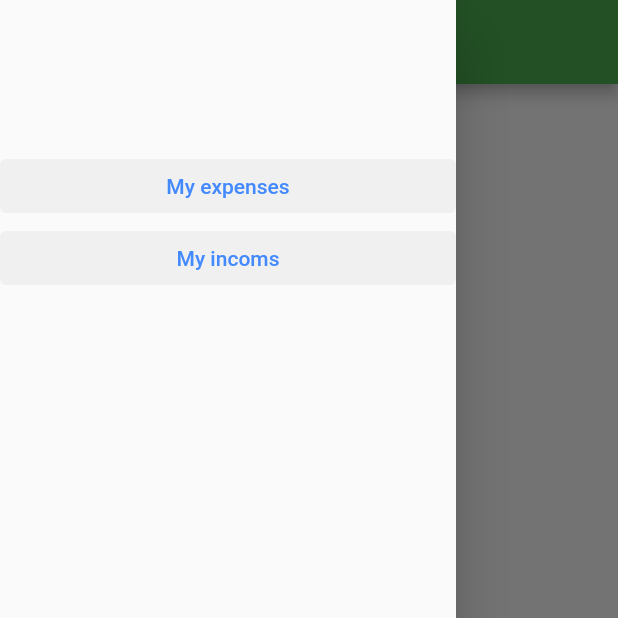
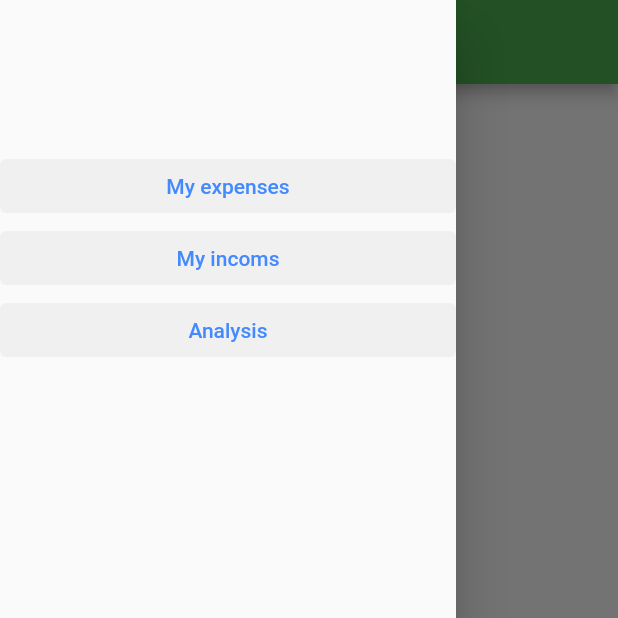
Before and after one commit to pawelFelcyn/budget_app, a Flutter app: the HomePage screen opened by its route, with the side drawer open, on a phone screen of 412 x 824 dp, the top half of it. Run offline on Flutter 3.47's test engine with Material 2 defaults, Android fonts, the phone set to English and light mode, and no system bars; our stand-ins replace cloud_firestore, firebase_auth, firebase_core, flutter_datetime_picker, font_awesome_flutter, get; accounts and stored records are empty.

```diff
--- a/lib/main.dart
+++ b/lib/main.dart
@@ -7,6 +7,7 @@ import 'package:budget_app/presentation/bindings/login_binding.dart';
 import 'package:budget_app/presentation/bindings/my_expenses_binding.dart';
 import 'package:budget_app/presentation/bindings/my_incoms_binding.dart';
 import 'package:budget_app/presentation/bindings/register_binding.dart';
+import 'package:budget_app/presentation/pages/analysis_page.dart';
 import 'package:budget_app/presentation/pages/create_expense_page.dart';
 import 'package:budget_app/presentation/pages/create_incom_page.dart';
 import 'package:budget_app/presentation/pages/expense_details_page.dart';
@@ -77,7 +78,9 @@ class MyApp extends StatelessWidget {
         binding: CreateIncomBinding()
         ),
         GetPage(name: '/myincoms/details',
-        page: () => const IncomDetailsPage())
+        page: () => const IncomDetailsPage()),
+        GetPage(name: '/analysis',
+        page: () => const AnalysisPage())
       ],
     );
   }
--- a/lib/presentation/controllers/nav_bar_controller.dart
+++ b/lib/presentation/controllers/nav_bar_controller.dart
@@ -15,4 +15,8 @@ class NavBarController extends ControllerBase{
   void goToMyIncoms(){
     Get.toNamed('/myincoms');
   }
+
+  void goToAnalysis() {
+    Get.toNamed('/analysis');
+  }
 }
--- a/lib/presentation/views/nav_bar.dart
+++ b/lib/presentation/views/nav_bar.dart
@@ -34,6 +34,11 @@ class NavBar extends StatelessWidget {
                       onPressed: _controller.goToMyIncoms,
                       child: const Text('My incoms', style: TextStyle(color: Colors.blueAccent))
                     ),
+                     TextButton(
+                      style: Styles.flyoutActionButtonStyle,
+                      onPressed: _controller.goToAnalysis,
+                      child: const Text('Analysis', style: TextStyle(color: Colors.blueAccent))
+                    ),
                   ],
                 ),
               ),),
```
Also changed, not shown: lib/presentation/pages/analysis_page.dart (added, +17 -0 lines).
